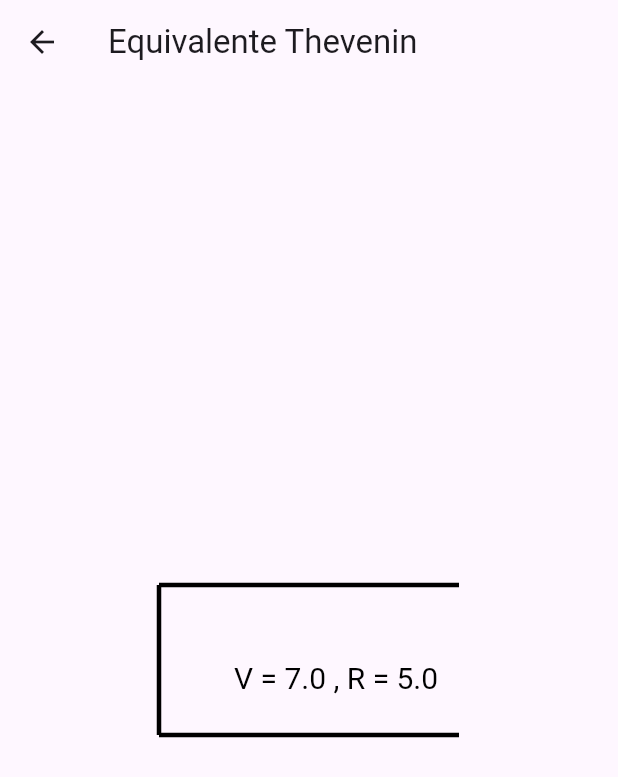
After one commit to MarioCanales/ETSIIValente, a Flutter app: the CircuitDesigner screen opened directly, after a tap on "Calcular equivalente Thevenin", on a phone screen of 412 x 824 dp. The commit adds this screen. Shown: the top 777 px of the screen. Run offline on Flutter 3.47's test engine with Material 3 defaults, Android fonts, the phone set to English and light mode, and no system bars.

Commit message:
Add placeholder Thevenin window

```diff
--- a/lib/circuit_designer.dart
+++ b/lib/circuit_designer.dart
@@ -2,6 +2,7 @@ import 'dart:math';
 
 import 'package:ETSIIValente/components/CircuitLine.dart';
 import 'package:ETSIIValente/components/current_source.dart';
+import 'package:ETSIIValente/thevenin_window.dart';
 import 'package:flutter/material.dart';
 import 'dart:async';
 import 'dart:typed_data';
@@ -355,9 +356,21 @@ class _CircuitDesignerState extends State<CircuitDesigner> {
                   ),
                 ),
               ),
+            ),
+            Container(
+              alignment: Alignment.bottomRight,
+              padding: EdgeInsets.only(right: 40.0, bottom: 40.0),
+              child: ElevatedButton(
+                  onPressed: () {
+                    Navigator.push(context, MaterialPageRoute(builder: (context) => TheveninWindow(circuit: circuit)));
+                  },
+                  child: const Text('Calcular equivalente Thevenin',
+                      style: TextStyle(color: Colors.brown))
+              ),
             )
           ],
-        ));
+        ),
+    );
   }
 }
 
@@ -439,15 +452,15 @@ class CircuitPainter extends CustomPainter {
     // Restore the canvas to the previous state
     // Draw the value text above the component
     // Create a text painter to draw the value
-    TextSpan span = new TextSpan(
-        style: new TextStyle(color: Colors.black),
+    TextSpan span = TextSpan(
+        style: const TextStyle(color: Colors.black),
         text: value.toString() +
             (selectedComponent == Component.resistor
                 ? "Ω"
                 : selectedComponent == Component.voltageSource
                     ? "V"
                     : "A")); // You might want to customize the unit based on the component type
-    TextPainter tp = new TextPainter(
+    TextPainter tp = TextPainter(
         text: span,
         textAlign: TextAlign.center,
         textDirection: TextDirection.ltr);
--- /dev/null
+++ b/lib/thevenin_window.dart
@@ -0,0 +1,59 @@
+import 'package:ETSIIValente/components/TwoMeshCircuit.dart';
+import 'package:flutter/cupertino.dart';
+import 'package:flutter/material.dart';
+
+class TheveninWindow extends StatelessWidget {
+  final TwoMeshCircuit circuit;
+
+  const TheveninWindow({Key? key, required this.circuit}) : super(key: key);
+
+  @override
+  Widget build(BuildContext context) {
+    // TODO: calculate Thevenin equivalent (on each circuit class)
+    return Scaffold(
+      appBar: AppBar(
+        title: Text("Equivalente Thevenin"),
+      ),
+      body: Center(
+        child: CustomPaint(
+            painter: TheveninPainter(5,7),
+            size: Size(200,100),
+          ),
+        )
+      );
+  }
+}
+
+class TheveninPainter extends CustomPainter {
+  final double resistance;
+  final double voltage;
+
+  TheveninPainter(this.resistance, this.voltage);
+
+  @override
+  void paint(Canvas canvas, Size size) {
+    final paint = Paint()
+        ..color = Colors.black
+        ..strokeWidth = 3;
+
+    canvas.drawLine(Offset(0, 0), Offset(size.width, 0), paint); // Top line
+    canvas.drawLine(Offset(0, 0), Offset(0, size.height), paint); // Left line
+    canvas.drawLine(Offset(0, size.height), Offset(size.width, size.height), paint);
+
+    // Add your voltage source and resistor representations here
+    // This is a placeholder for drawing
+    final textPainter = TextPainter(
+      text: TextSpan(
+        text: 'V = $voltage , R = $resistance',
+        style: TextStyle(color: Colors.black, fontSize: 20),
+      ),
+      textDirection: TextDirection.ltr,
+    );
+    textPainter.layout();
+    textPainter.paint(canvas, Offset(size.width / 4, size.height / 2));
+  }
+
+  @override
+  bool shouldRepaint(covariant CustomPainter oldDelegate) => false;
+
+}
```
